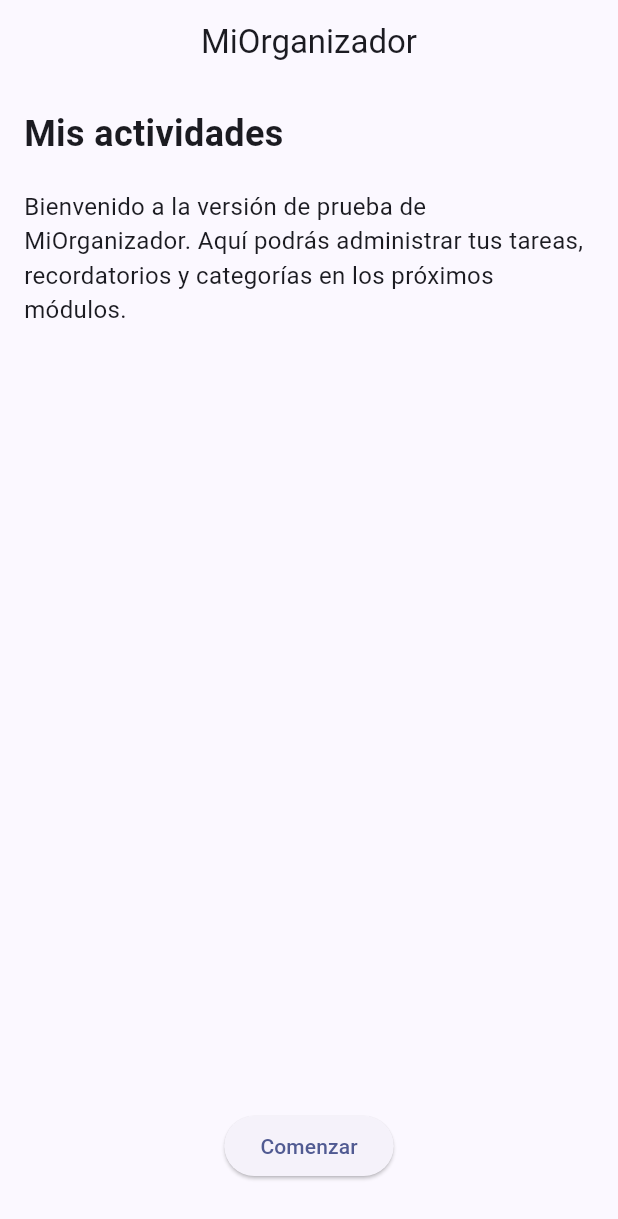
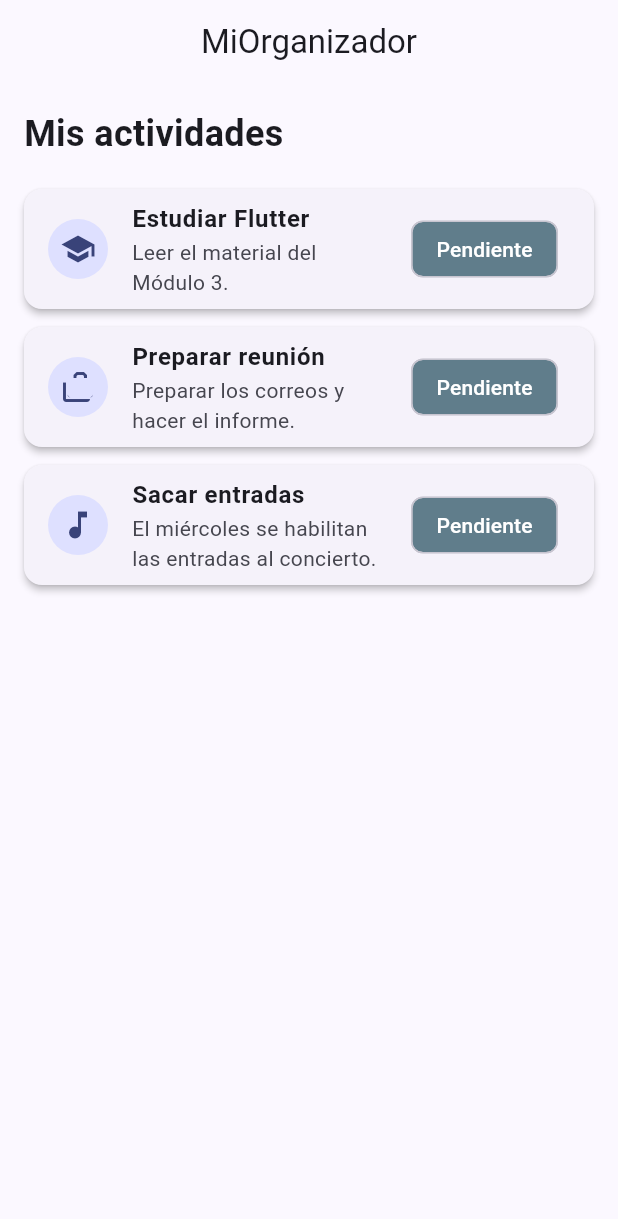
Before and after one commit to Soffgonzzalez/miorganizador-flutter, a Flutter app: the screen it shows after launch, on a phone screen of 412 x 824 dp. Shown: the top 1219 px of the screen. Run offline on Flutter 3.47's test engine with Material 3 defaults, Android fonts, the phone set to English and light mode, and no system bars.

Commit message:
feat: agrego widget card de actividades

```diff
--- a/mi_organizador/lib/presentation/screens/home_screen.dart
+++ b/mi_organizador/lib/presentation/screens/home_screen.dart
@@ -1,4 +1,5 @@
 import 'package:flutter/material.dart';
+import 'package:mi_organizador/presentation/screens/widgets/activity_card.dart';
 
 class HomeScreen extends StatelessWidget {
   const HomeScreen({super.key});
@@ -17,28 +18,43 @@ class HomeScreen extends StatelessWidget {
               style: TextStyle(fontSize: 24, fontWeight: FontWeight.bold),
             ),
             const SizedBox(height: 20),
-            const Text(
-              'Bienvenido a la versión de prueba de MiOrganizador. Aquí podrás administrar tus tareas, recordatorios y categorías en los próximos módulos.',
-              style: TextStyle(fontSize: 16),
-            ),
-            const Spacer(),
-            Center(
-              child: ElevatedButton(
-                onPressed: () {
-                  ScaffoldMessenger.of(context).showSnackBar(
-                    const SnackBar(
-                      content: Text('¡Bienvenido a MiOrganizador v0.1!'),
-                      duration: Duration(seconds: 2),
-                    ),
-                  );
-                },
-                child: const Text('Comenzar'),
+
+            Expanded(
+              child: ListView(
+                children: const [
+                  ActivityCard(
+                    icon: Icons.school,
+                    title: 'Estudiar Flutter',
+                    description: 'Leer el material del Módulo 3.',
+                    status: 'Pendiente',
+                  ),
+                  ActivityCard(
+                    icon: Icons.cases,
+                    title: 'Preparar reunión',
+                    description: 'Preparar los correos y hacer el informe.',
+                    status: 'Pendiente',
+                  ),
+                  ActivityCard(
+                    icon: Icons.music_note,
+                    title: 'Sacar entradas',
+                    description: 'El miércoles se habilitan las entradas al concierto.',
+                    status: 'Pendiente',
+                  ),
+                ],
               ),
             ),
-            const SizedBox(height: 20),
           ],
         ),
       ),
+      //floatingActionButton: FloatingActionButton(
+      //        onPressed: () {
+      //          Navigator.push(
+      //            context,
+      //            MaterialPageRoute(builder: (_) => const NewActivityScreen()),
+      //          );
+      //        },
+      //        child: const Icon(Icons.add),
+      //        ),
     );
   }
 }
--- /dev/null
+++ b/mi_organizador/lib/presentation/screens/widgets/activity_card.dart
@@ -0,0 +1,47 @@
+import 'package:flutter/material.dart';
+
+class ActivityCard extends StatelessWidget {
+  final IconData icon;
+  final String title;
+  final String description;
+  final String status;
+
+  const ActivityCard({
+    super.key,
+    required this.icon,
+    required this.title,
+    required this.description,
+    required this.status,
+  });
+
+  Color _statusColor(BuildContext context) {
+    switch (status.toLowerCase()) {
+      case 'completada':
+        return Colors.green;
+
+      case 'en progreso':
+        return Colors.orange;
+
+      default:
+        return Colors.blueGrey;
+    }
+  }
+
+  @override
+  Widget build(BuildContext context) {
+    return Card(
+      margin: const EdgeInsets.only(bottom: 12),
+      elevation: 2,
+      child: ListTile(
+        leading: CircleAvatar(child: Icon(icon)),
+        title: Text(title, style: const TextStyle(fontWeight: FontWeight.bold)),
+        subtitle: Text(description),
+        trailing: Chip(
+          label: Text(status),
+          backgroundColor: _statusColor(context),
+          labelStyle: const TextStyle(color: Colors.white),
+        ),
+      ),
+    );
+  }
+}
```
Also changed, not shown: mi_organizador/pubspec.lock.
